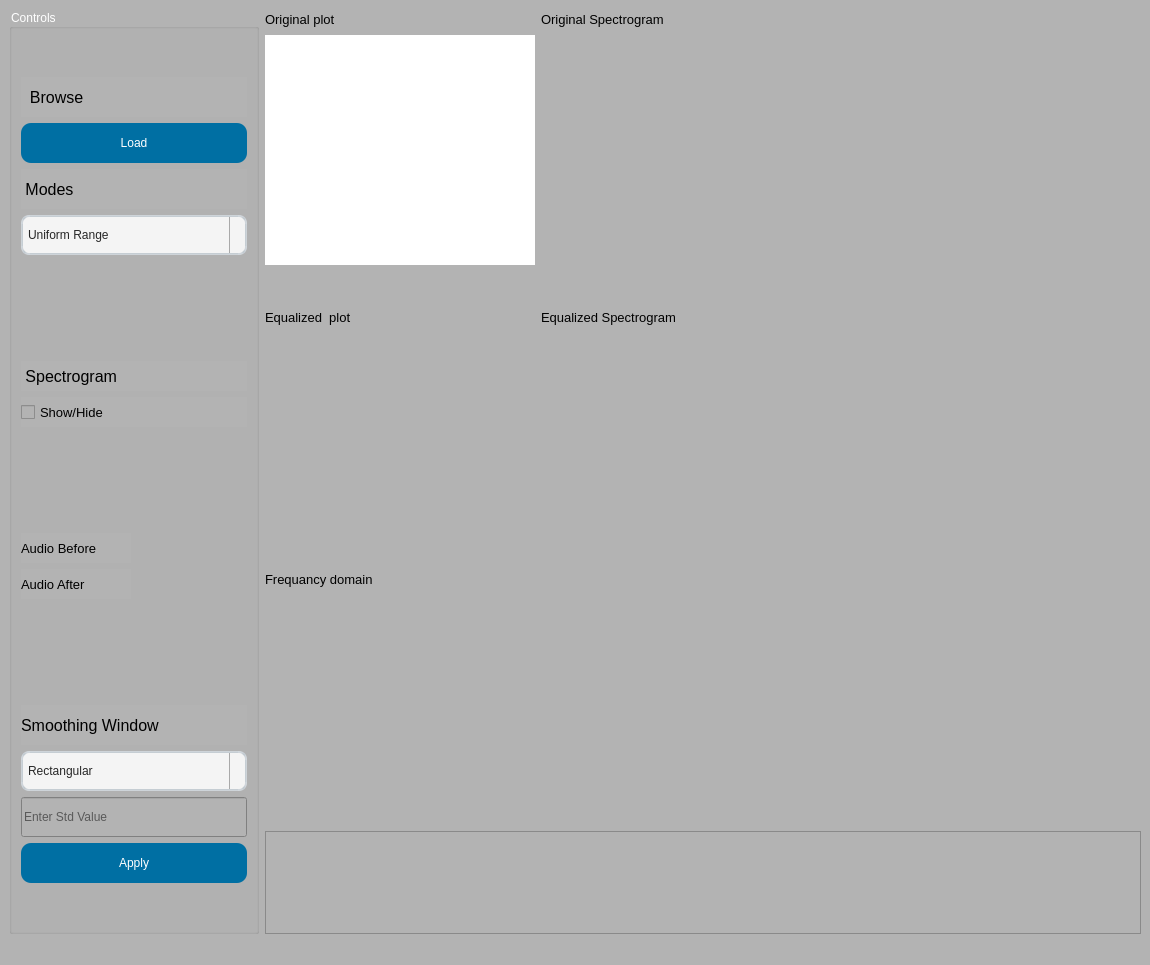
This is task3.ui in malaknasser812/SBME_DSP_Signal-Equalizer as Qt 5 draws it before an edit. The edited form follows.
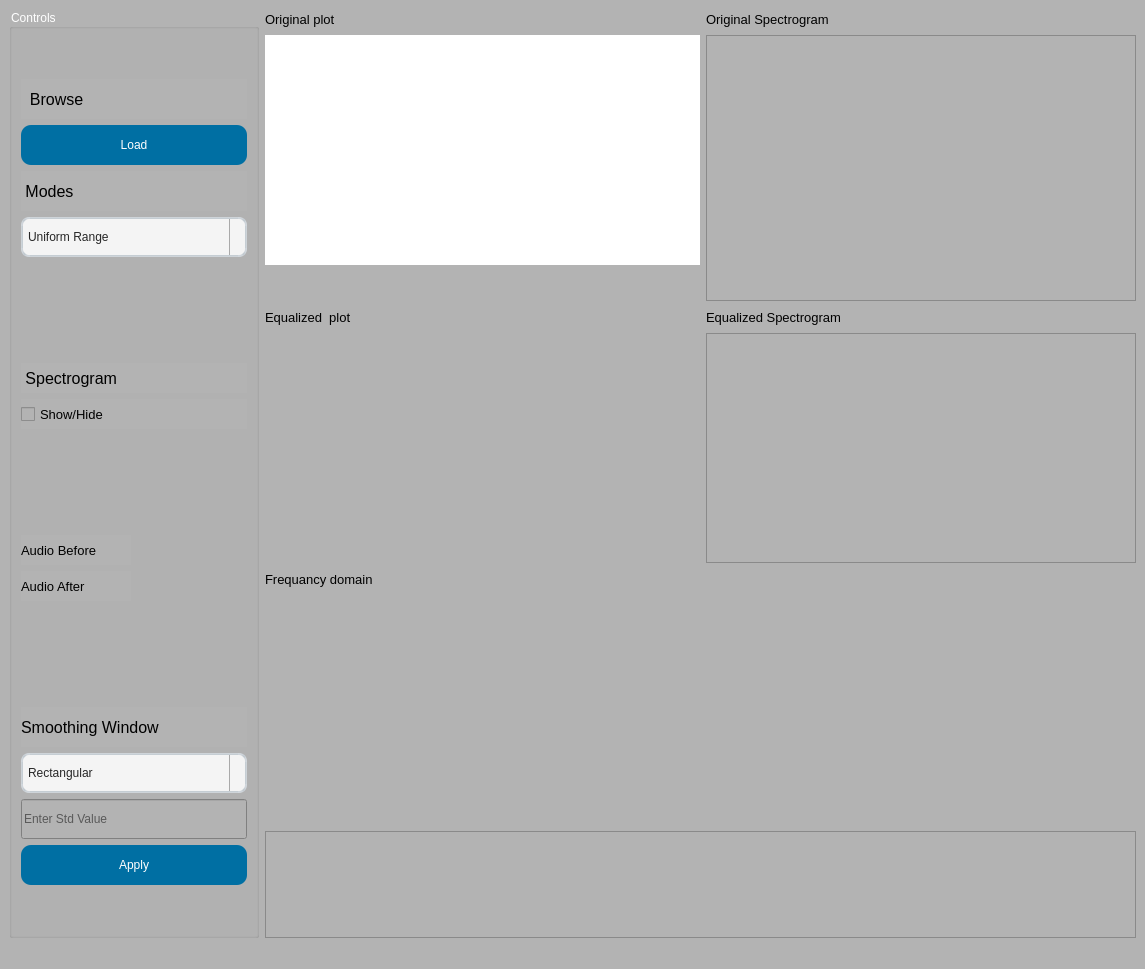
This is the edited form. Icons and pictures are not drawn. Custom widgets are drawn as their Qt base class.

Patch:
```diff
--- a/task3.ui
+++ b/task3.ui
@@ -7,7 +7,7 @@
     <x>0</x>
     <y>0</y>
     <width>1145</width>
-    <height>965</height>
+    <height>969</height>
    </rect>
   </property>
   <property name="windowTitle">
@@ -654,7 +654,7 @@
 ;</string>
               </property>
               <property name="text">
-               <string>Original plot </string>
+               <string>Original plot    </string>
               </property>
              </widget>
             </item>
@@ -880,19 +880,30 @@
              </widget>
             </item>
             <item>
-             <widget class="QWidget" name="spectrogram_before" native="true">
+             <widget class="QFrame" name="specto_frame_before">
               <property name="minimumSize">
                <size>
-                <width>600</width>
+                <width>430</width>
                 <height>0</height>
                </size>
               </property>
               <property name="maximumSize">
                <size>
-                <width>600</width>
+                <width>430</width>
                 <height>16777215</height>
                </size>
               </property>
+              <property name="frameShape">
+               <enum>QFrame::StyledPanel</enum>
+              </property>
+              <property name="frameShadow">
+               <enum>QFrame::Raised</enum>
+              </property>
+              <layout class="QVBoxLayout" name="verticalLayout_16">
+               <item>
+                <layout class="QVBoxLayout" name="spectrogram_before"/>
+               </item>
+              </layout>
              </widget>
             </item>
            </layout>
@@ -984,25 +995,30 @@
              </widget>
             </item>
             <item>
-             <widget class="QWidget" name="spectrogram_after" native="true">
+             <widget class="QFrame" name="specto_frame_after">
               <property name="minimumSize">
                <size>
-                <width>600</width>
+                <width>430</width>
                 <height>0</height>
                </size>
               </property>
               <property name="maximumSize">
                <size>
-                <width>600</width>
+                <width>430</width>
                 <height>16777215</height>
                </size>
               </property>
-              <property name="sizeIncrement">
-               <size>
-                <width>200</width>
-                <height>0</height>
-               </size>
+              <property name="frameShape">
+               <enum>QFrame::StyledPanel</enum>
               </property>
+              <property name="frameShadow">
+               <enum>QFrame::Raised</enum>
+              </property>
+              <layout class="QVBoxLayout" name="verticalLayout_17">
+               <item>
+                <layout class="QVBoxLayout" name="spectrogram_after"/>
+               </item>
+              </layout>
              </widget>
             </item>
            </layout>
```
